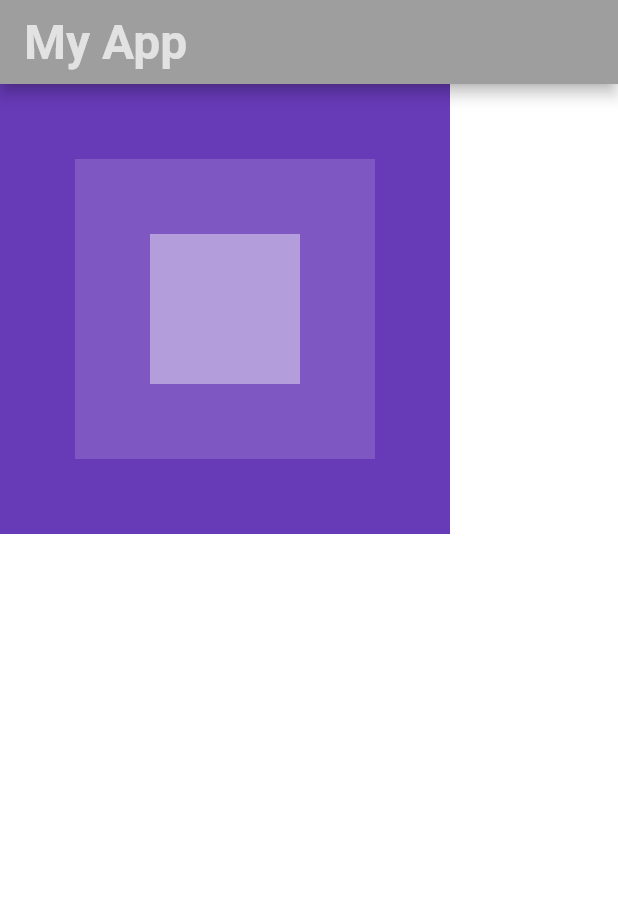
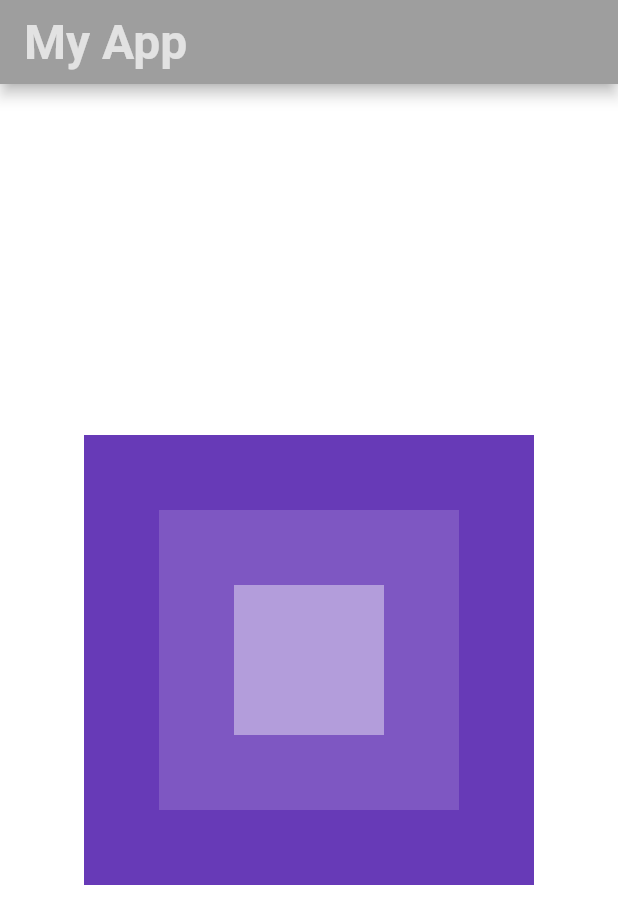
Before and after one commit to Ashokpal24/Flutter_hello_world, a Flutter app: the screen it shows after launch, on a phone screen of 412 x 824 dp. Shown: the top 924 px of the screen. Run offline on Flutter 3.47's test engine with Material 2 defaults, Android fonts, the phone set to English and light mode, and no system bars.

```diff
--- a/lib/main.dart
+++ b/lib/main.dart
@@ -23,13 +23,17 @@ class MyApp extends StatelessWidget {
               ),
               backgroundColor: Colors.grey,
             ),
-            body: Stack(
+            body: Center(
+              child: Stack(
                 alignment: Alignment.center,
                 children: [
-                Container(
+                  GestureDetector(
+                    onTap: () => {print('yeet!')},
+                    child: Container(
                       height: 300,
                       width: 300,
                       color: Colors.deepPurple,
+                    ),
                   ),
                   Container(
                     height: 200,
@@ -42,6 +46,7 @@ class MyApp extends StatelessWidget {
                     color: Colors.deepPurple[200],
                   ),
                 ],
+              ),
             )));
   }
 }
```
Lines whose indentation alone changed are shown as unchanged.
